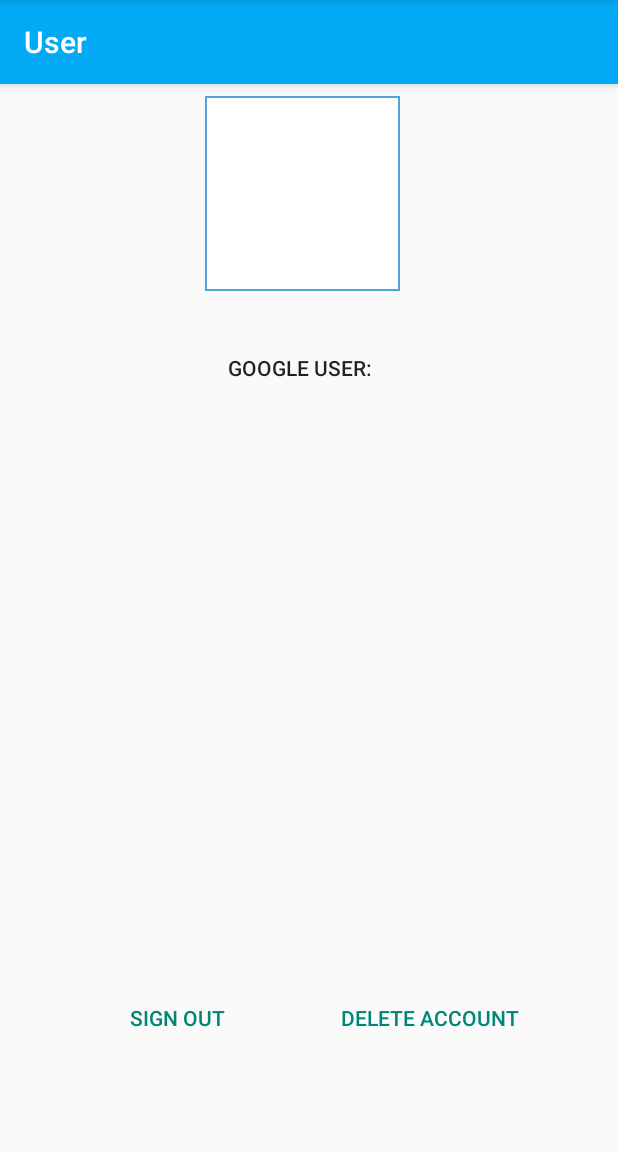
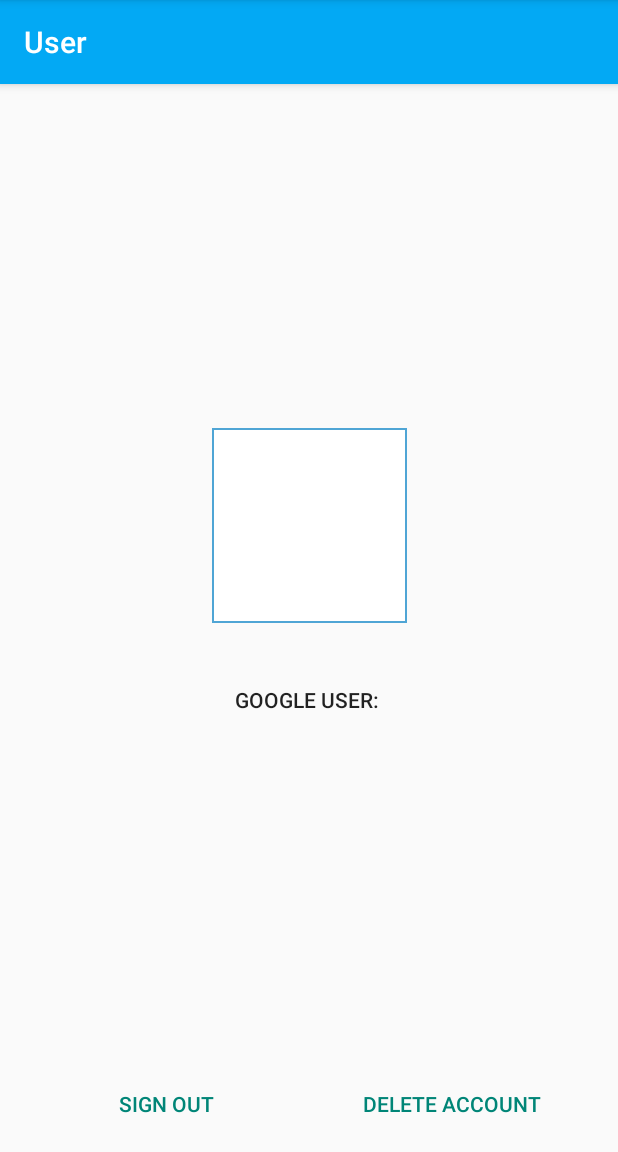
Before and after one commit to MattJSmall/Budgey, an Android app: the UserAccount screen opened directly, with no data from a screen before it, on a phone screen of 412 x 824 dp, the part 84-1236 px from its top. Run offline under Robolectric (Android 15) with nearby library versions, the phone set to English and light mode, and no system bars; our stand-ins replace Firebase (no records; nobody signed in at launch, a user with empty details on screens opened directly); 2 statements that could not run were skipped.

Commit message:
post orientation fix

```diff
--- a/app/src/main/java/mjsma5/budgey/UserAccount.java
+++ b/app/src/main/java/mjsma5/budgey/UserAccount.java
@@ -141,7 +141,6 @@ public class UserAccount extends AppCompatActivity implements View.OnClickListen
     };
 
     private void delete() {
-        userRef.removeValue();
         signOut("2");
     }
 }
--- a/app/src/main/res/layout/activity_about.xml
+++ b/app/src/main/res/layout/activity_about.xml
@@ -43,7 +43,7 @@
                 android:id="@+id/txtDescription"
                 android:layout_width="match_parent"
                 android:layout_height="wrap_content"
-                android:text="TextView" />
+                android:text="@string/textview" />
         </LinearLayout>
     </ScrollView>
 
--- a/app/src/main/res/layout/activity_user_account.xml
+++ b/app/src/main/res/layout/activity_user_account.xml
@@ -23,27 +23,19 @@
         app:titleTextColor="@android:color/white" />
 
     <LinearLayout
-        android:id="@+id/main_layout"
-        android:layout_width="368dp"
-        android:layout_height="0dp"
-        android:layout_marginBottom="0dp"
-        android:layout_marginEnd="8dp"
-        android:layout_marginRight="0dp"
+        android:layout_width="wrap_content"
+        android:layout_height="wrap_content"
+        android:layout_weight="1.91"
+        android:gravity="center_horizontal"
         android:orientation="vertical"
-        android:weightSum="4"
-        app:layout_constraintBottom_toBottomOf="parent"
+        android:layout_marginRight="8dp"
         app:layout_constraintRight_toRightOf="parent"
-        android:layout_marginTop="0dp"
-        app:layout_constraintTop_toBottomOf="@+id/toolbar3"
-        android:layout_marginLeft="0dp"
-        app:layout_constraintLeft_toLeftOf="parent">
-
-        <LinearLayout
-            android:layout_width="match_parent"
-            android:layout_height="0dp"
-            android:layout_weight="3"
-            android:gravity="center_horizontal"
-            android:orientation="vertical">
+        android:layout_marginLeft="8dp"
+        app:layout_constraintLeft_toLeftOf="parent"
+        android:layout_marginBottom="8dp"
+        app:layout_constraintBottom_toTopOf="@+id/sign_out_and_disconnect"
+        android:layout_marginTop="8dp"
+        app:layout_constraintTop_toBottomOf="@+id/toolbar3">
 
 
         <ImageView
@@ -56,6 +48,7 @@
             android:layout_marginRight="8dp"
             android:layout_marginStart="8dp"
             android:layout_marginTop="8dp"
+            android:contentDescription="@string/profile_image"
             android:cropToPadding="false"
             android:visibility="visible"
             app:layout_constraintBottom_toBottomOf="parent"
@@ -68,7 +61,8 @@
         <ImageView
             android:id="@+id/google_icon"
             android:layout_width="wrap_content"
-                android:layout_height="wrap_content" />
+            android:layout_height="wrap_content"
+            android:contentDescription="@string/google_icon" />
 
         <TextView
             android:id="@+id/title_text"
@@ -84,29 +78,30 @@
 
     </LinearLayout>
 
-
-        <RelativeLayout
-            android:layout_width="fill_parent"
-            android:layout_height="0dp"
-            android:layout_weight="1">
-
     <LinearLayout
         android:id="@+id/sign_out_and_disconnect"
-                android:layout_width="fill_parent"
+        android:layout_width="match_parent"
         android:layout_height="wrap_content"
         android:layout_centerInParent="true"
+        android:layout_marginBottom="8dp"
+        android:layout_marginLeft="0dp"
+        android:layout_marginRight="0dp"
         android:orientation="horizontal"
         android:paddingLeft="16dp"
         android:paddingRight="16dp"
         android:visibility="gone"
-                tools:visibility="visible">
+        app:layout_constraintBottom_toBottomOf="parent"
+        app:layout_constraintLeft_toLeftOf="parent"
+        app:layout_constraintRight_toRightOf="parent"
+        tools:visibility="visible"
+        app:layout_constraintHorizontal_bias="0.0">
 
         <Button
             android:id="@+id/sign_out_button"
             style="@android:style/Widget.Material.Light.Button.Borderless.Colored"
             android:layout_width="0dp"
             android:layout_height="wrap_content"
-                    android:layout_weight="1"
+            android:layout_weight=".5"
             android:text="@string/sign_out" />
 
         <Button
@@ -114,14 +109,8 @@
             style="@android:style/Widget.Material.Light.Button.Borderless.Colored"
             android:layout_width="0dp"
             android:layout_height="wrap_content"
-                    android:layout_alignParentBottom="true"
-                    android:layout_centerHorizontal="true"
-                    android:layout_weight="1"
-                    android:text="Delete Account" />
-
-            </LinearLayout>
-
-        </RelativeLayout>
+            android:layout_weight=".5"
+            android:text="@string/delete_account" />
 
     </LinearLayout>
 
--- a/app/src/main/res/layout/list_group.xml
+++ b/app/src/main/res/layout/list_group.xml
@@ -14,10 +14,9 @@
             android:layout_width="0dp"
             android:layout_height="match_parent"
             android:layout_weight=".8"
-            android:paddingLeft="?android:attr/expandableListPreferredItemIndicatorLeft"
-            android:text="TextView"
+            android:text=""
             android:textColor="#636363"
-            android:textSize="16dp" />
+            android:textSize="16sp" />
 
         <TextView
             android:id="@+id/txtCatBalance"
--- a/app/src/main/res/layout/list_item.xml
+++ b/app/src/main/res/layout/list_item.xml
@@ -22,7 +22,7 @@
             android:paddingBottom="5dp"
             android:paddingTop="5dp"
             android:textColor="#636363"
-            android:textSize="16dp" />
+            android:textSize="16sp" />
 
         <TextView
             android:id="@+id/lblNote"
@@ -33,7 +33,7 @@
             android:paddingBottom="5dp"
             android:paddingTop="5dp"
             android:textColor="#636363"
-            android:textSize="16dp" />
+            android:textSize="16sp" />
 
         <TextView
             android:id="@+id/lblDate"
@@ -44,7 +44,7 @@
             android:paddingBottom="5dp"
             android:paddingTop="5dp"
             android:textColor="#636363"
-            android:textSize="16dp" />
+            android:textSize="16sp" />
 
         <LinearLayout
             android:layout_width="0dp"
--- a/app/src/main/res/values/strings.xml
+++ b/app/src/main/res/values/strings.xml
@@ -79,5 +79,11 @@
     <string name="neg">-</string>
     <string name="budget">Budget:</string>
     <string name="logo">Logo</string>
+    <string name="textview">TextView</string>
+    <string name="touch_to_raise_transactions">Touch to raise Transactions</string>
+    <string name="delete_account">Delete Account</string>
+    <string name="google_icon">google_icon</string>
+    <string name="profile_image">profile_image</string>
+    <string name="method_image">method image</string>
 
 </resources>
```
Also changed, not shown: app/src/main/AndroidManifest.xml (+10 -5 lines), app/src/main/java/mjsma5/budgey/GoogleSignInActivity.java (+14 -6 lines), app/src/main/res/layout/activity_create_transaction.xml (+16 -35 lines), app/src/main/res/layout/activity_landing.xml (+14 -20 lines). Lines whose indentation alone changed are shown as unchanged.
